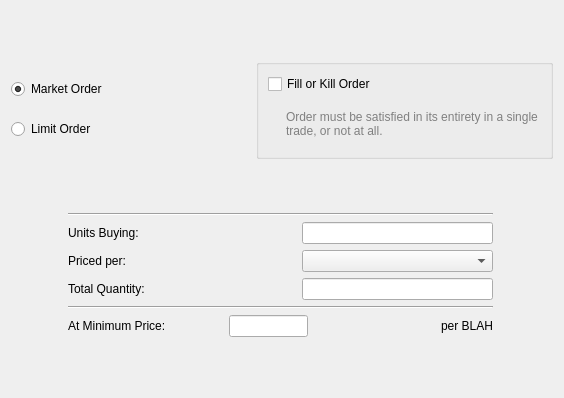
Qt form src/moneychanger/Widgets/pageoffer_amounts.ui (Open-Transactions/Moneychanger) before a commit.
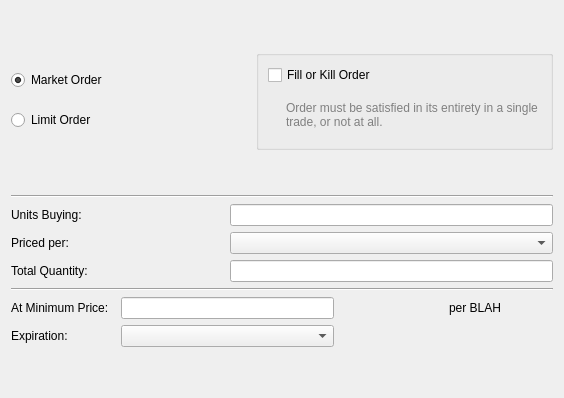
The same form after that commit.

```diff
--- a/src/moneychanger/Widgets/pageoffer_amounts.ui
+++ b/src/moneychanger/Widgets/pageoffer_amounts.ui
@@ -78,7 +78,7 @@
     </layout>
    </item>
    <item>
-    <layout class="QGridLayout" name="gridLayout" columnminimumwidth="1,2,1,1,1">
+    <layout class="QGridLayout" name="gridLayout">
      <item row="0" column="0" colspan="5">
       <widget class="Line" name="line">
        <property name="orientation">
@@ -154,6 +154,16 @@
        </property>
       </widget>
      </item>
+     <item row="6" column="1" colspan="2">
+      <widget class="QComboBox" name="comboBoxExpiration"/>
+     </item>
+     <item row="6" column="0">
+      <widget class="QLabel" name="labelExpiration">
+       <property name="text">
+        <string>Expiration:</string>
+       </property>
+      </widget>
+     </item>
     </layout>
    </item>
   </layout>
```
